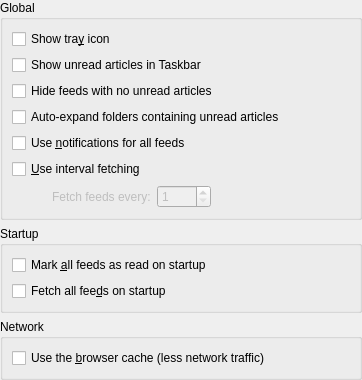
Above: configuration/ui/settings_general.ui from KDE/akregator before the change. Below: the same form after it.
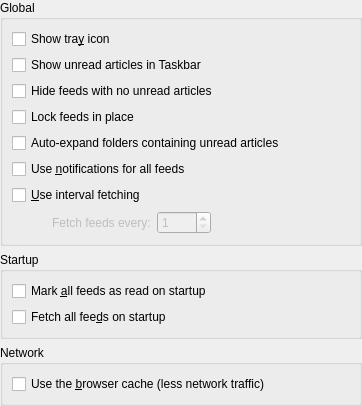
That is the form after the change. Custom widgets are drawn as their Qt base class.

Commit message:
Fix bug 354983 - allow to lock feeds in place

(thanks @Jari Kuittinen)

Diff of the .ui file:
```diff
--- a/configuration/ui/settings_general.ui
+++ b/configuration/ui/settings_general.ui
@@ -51,6 +51,13 @@
         </property>
        </widget>
       </item>
+      <item>
+       <widget class="QCheckBox" name="kcfg_LockFeedsInPlace">
+        <property name="text">
+         <string>Lock feeds in place</string>
+        </property>
+       </widget>
+      </item>
       <item>
        <widget class="QCheckBox" name="kcfg_AutoExpandFolders">
         <property name="text">
```
The commit also changes 5 other files.
